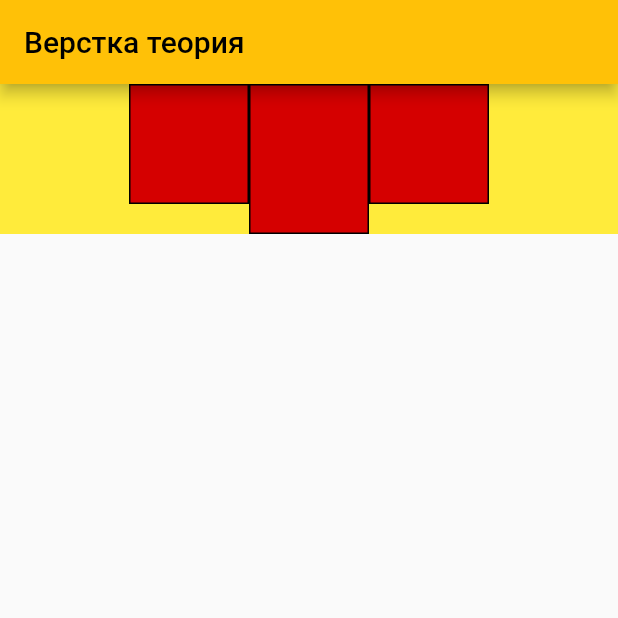
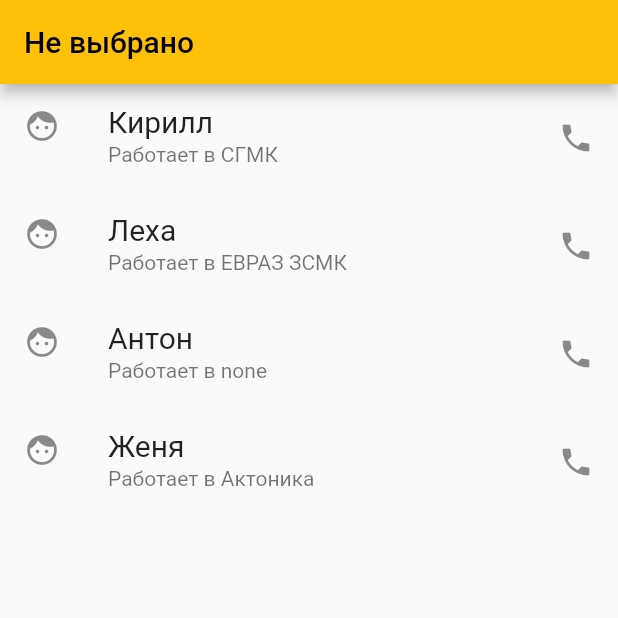
Before and after one commit to Mandalolec/Flutter-beginning-of-the-way, a Flutter app: the screen it shows after launch, on a phone screen of 412 x 824 dp, the top half of it. Run offline on Flutter 3.47's test engine with Material 2 defaults, Android fonts, the light colour scheme and no system bars.

Commit message:
Learn List in Flutter
Create new file list.dart

Create new StatefullWidget class:

class ContainerList extends StatefulWidget {
  @override
  State<ContainerList> createState() => _ContainerListState();
}

Create new class Person:

class Person {
  String name;
  String comanies;
  Person(this.name, this.comanies);
}

Create new List<Person>:

final List<Person> personList = <Person>[
    Person("Кирилл", "СГМК"),
    Person("Леха", "ЕВРАЗ ЗСМК"),
    Person("Антон", "none"),
    Person("Женя", "Актоника"),
  ];

Create new Widget _selectedPersonList()

Widget _selectedPersonList() => SizedBox(
       height: MediaQuery.of(context).size.height,
       child: ListView.builder(
         scrollDirection: Axis.vertical,
         shrinkWrap: true,
         itemCount: personList.length,
         itemBuilder: (BuildContext context, int index) {
           return ListTile(
             onTap: () {
               setState(() {
                 _selectedIndex = index;
               });
             },
             title: Text(
               personList[index].name,
               style: const TextStyle(fontSize: 20),
             ),
             selected: index == _selectedIndex,
             selectedTileColor: Colors.black26,
             leading: const Icon(Icons.face),
             trailing: const Icon(Icons.phone),
             subtitle: Text("Работает в ${personList[index].comanies}"),
           );
         },
       ),
     );

Selected text in AppBar

AppBar(
       title: Text(
           _selectedIndex == -1
               ? "Не выбрано"
               : "Выбрано: ${personList[_selectedIndex].name}",
           style: const TextStyle(fontSize: 20)),
     ),

```diff
--- /dev/null
+++ b/lib/list.dart
@@ -0,0 +1,63 @@
+import 'package:flutter/material.dart';
+
+class Person {
+  String name;
+  String comanies;
+  Person(this.name, this.comanies);
+}
+
+class ContainerList extends StatefulWidget {
+  @override
+  State<ContainerList> createState() => _ContainerListState();
+}
+
+class _ContainerListState extends State<ContainerList> {
+  final List<Person> personList = <Person>[
+    Person("Кирилл", "СГМК"),
+    Person("Леха", "ЕВРАЗ ЗСМК"),
+    Person("Антон", "none"),
+    Person("Женя", "Актоника"),
+  ];
+  int _selectedIndex = -1;
+
+  @override
+  Widget build(BuildContext context) {
+    return Scaffold(
+      appBar: AppBar(
+        title: Text(
+            _selectedIndex == -1
+                ? "Не выбрано"
+                : "Выбрано: ${personList[_selectedIndex].name}",
+            style: const TextStyle(fontSize: 20)),
+      ),
+      body: _selectedPersonList(),
+    );
+  }
+
+  Widget _selectedPersonList() => SizedBox(
+        height: MediaQuery.of(context).size.height,
+        child: ListView.builder(
+          scrollDirection: Axis.vertical,
+          shrinkWrap: true,
+          itemCount: personList.length,
+          itemBuilder: (BuildContext context, int index) {
+            return ListTile(
+              onTap: () {
+                setState(() {
+                  _selectedIndex = index;
+                });
+              },
+              title: Text(
+                personList[index].name,
+                style: const TextStyle(fontSize: 20),
+              ),
+              selected: index == _selectedIndex,
+              selectedTileColor: Colors.black26,
+              leading: const Icon(Icons.face),
+              trailing: const Icon(Icons.phone),
+              subtitle: Text("Работает в ${personList[index].comanies}"),
+            );
+          },
+        ),
+      );
+}
--- a/lib/main.dart
+++ b/lib/main.dart
@@ -1,5 +1,6 @@
 import 'package:flutter/material.dart';
-import 'package:pizza_first/row_column.dart';
+
+import 'list.dart';
 
 void main() {
   runApp(MyApp());
@@ -11,20 +12,7 @@ class MyApp extends StatelessWidget {
     return MaterialApp(
       title: 'pizza_first',
       theme: ThemeData(primarySwatch: Colors.amber),
-      home: MyRowColumn(),
+      home: ContainerList(),
     );
   }
 }
-
-class HomePage extends StatelessWidget {
-  @override
-  Widget build(BuildContext context) {
-    return Scaffold(
-      appBar: AppBar(title: const Text('Тестирование')),
-      body: Container(
-        margin: const EdgeInsets.all(10),
-        child: const Center(child: Text('Здесь что то будет')),
-      ),
-    );
-  }
-}
```
